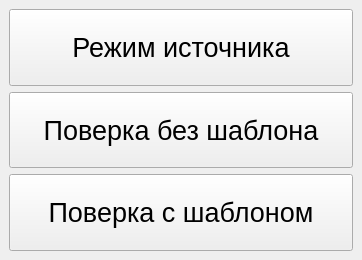
This is ui/startform.ui in irsural/calibrator_pc as Qt 5 draws it before an edit. The edited form follows.
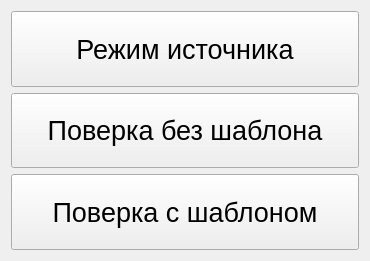
This is the edited form.

Commit message: Переписал структуру, теперь в качастве главного окна используется MainWindow, а не StartWindow

```diff
--- a/ui/startform.ui
+++ b/ui/startform.ui
@@ -1,29 +1,19 @@
 <?xml version="1.0" encoding="UTF-8"?>
 <ui version="4.0">
- <class>MainWindow</class>
- <widget class="QMainWindow" name="MainWindow">
+ <class>Form</class>
+ <widget class="QWidget" name="Form">
   <property name="geometry">
    <rect>
     <x>0</x>
     <y>0</y>
-    <width>362</width>
-    <height>260</height>
+    <width>370</width>
+    <height>261</height>
    </rect>
   </property>
-  <property name="sizePolicy">
-   <sizepolicy hsizetype="Minimum" vsizetype="Preferred">
-    <horstretch>0</horstretch>
-    <verstretch>0</verstretch>
-   </sizepolicy>
-  </property>
   <property name="windowTitle">
    <string>Выбор режима работы</string>
   </property>
-  <widget class="QWidget" name="centralwidget">
    <layout class="QVBoxLayout" name="verticalLayout">
-    <property name="sizeConstraint">
-     <enum>QLayout::SetDefaultConstraint</enum>
-    </property>
     <item>
      <widget class="QPushButton" name="source_mode_button">
       <property name="sizePolicy">
@@ -79,7 +69,6 @@
      </widget>
     </item>
    </layout>
-  </widget>
  </widget>
  <resources/>
  <connections/>
```
Left out of the diff: 2 changed lines with no effect on the pictures. Lines whose indentation alone changed are shown as unchanged. The commit also changes 9 other files.
